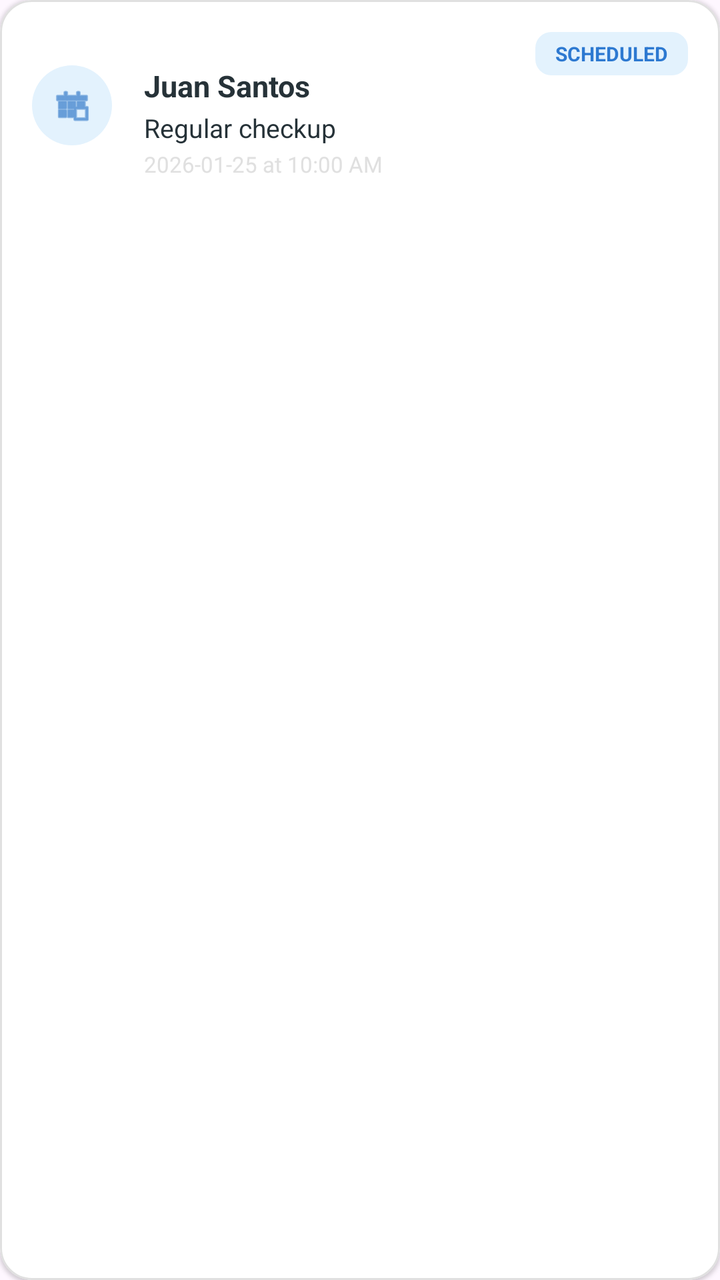
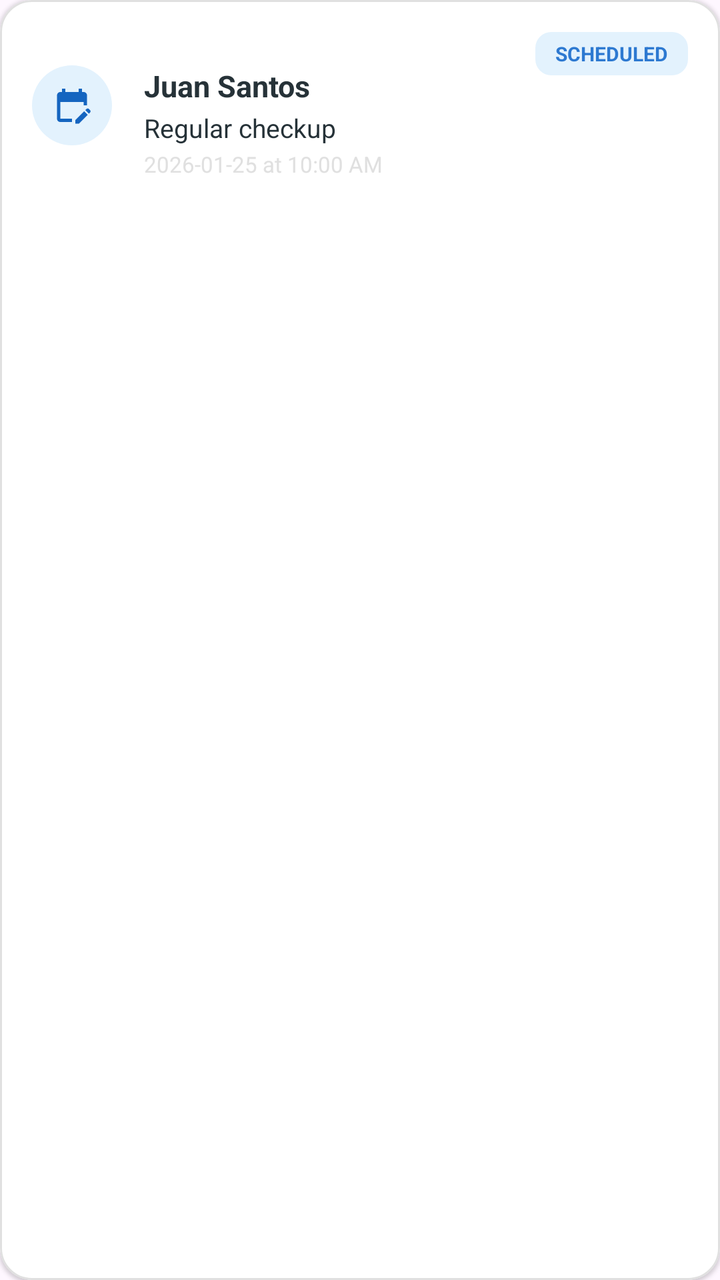

Before-and-after screenshots of an Android layout around one commit, followed by the original layout XML and the change that was made.
<!-- AndroidManifest.xml: application theme Theme.Mobicare -->
<!-- res/layout/item_activity_log_card.xml -->
<?xml version="1.0" encoding="utf-8"?>
<com.google.android.material.card.MaterialCardView xmlns:android="http://schemas.android.com/apk/res/android"
    xmlns:app="http://schemas.android.com/apk/res-auto"
    android:layout_width="match_parent"
    android:layout_height="wrap_content"
    android:layout_marginBottom="12dp"
    app:cardCornerRadius="16dp"
    app:cardElevation="1dp"

    app:strokeWidth="1dp"
    app:cardBackgroundColor="@android:color/white"  app:strokeColor="#E0E0E0">

    <androidx.constraintlayout.widget.ConstraintLayout
        android:layout_width="match_parent"
        android:layout_height="wrap_content"
        android:padding="16dp">

        <ImageView
            android:id="@+id/ivActivityIcon"
            android:layout_width="40dp"
            android:layout_height="40dp"
            android:background="@drawable/circle_light_blue"
            android:padding="10dp"
            android:src="@android:drawable/ic_menu_today"
            app:layout_constraintBottom_toBottomOf="parent"
            app:layout_constraintStart_toStartOf="parent"
            app:layout_constraintTop_toTopOf="parent"
            app:tint="@color/trust_blue" />

        <TextView
            android:id="@+id/tvStatusBadge"
            android:layout_width="wrap_content"
            android:layout_height="wrap_content"
            android:background="@drawable/badge_blue_light"
            android:paddingHorizontal="10dp"
            android:paddingVertical="4dp"
            android:text="SCHEDULED"
            android:textColor="#2D79D1"
            android:textSize="10sp"
            android:textStyle="bold"
            app:layout_constraintEnd_toEndOf="parent"
            app:layout_constraintTop_toTopOf="parent" />

        <TextView
            android:id="@+id/tvPatientName"
            android:layout_width="0dp"
            android:layout_height="wrap_content"
            android:layout_marginStart="16dp"
            android:layout_marginEnd="8dp"
            android:text="Juan Santos"
            android:textColor="@color/slate_navy"
            android:textSize="15sp"
            android:textStyle="bold"
            app:layout_constraintEnd_toStartOf="@+id/tvStatusBadge"
            app:layout_constraintStart_toEndOf="@+id/ivActivityIcon"
            app:layout_constraintTop_toTopOf="@+id/ivActivityIcon" />

        <TextView
            android:id="@+id/tvActivityDesc"
            android:layout_width="0dp"
            android:layout_height="wrap_content"
            android:layout_marginTop="2dp"
            android:text="Regular checkup"
            android:textColor="@color/slate_navy"
            android:textSize="13sp"
            app:layout_constraintEnd_toEndOf="@+id/tvPatientName"
            app:layout_constraintStart_toStartOf="@+id/tvPatientName"
            app:layout_constraintTop_toBottomOf="@+id/tvPatientName" />

        <TextView
            android:id="@+id/tvActivityTime"
            android:layout_width="0dp"
            android:layout_height="wrap_content"
            android:layout_marginTop="2dp"
            android:text="2026-01-25 at 10:00 AM"
            android:textColor="@color/cool_grey"
            android:textSize="11sp"
            app:layout_constraintEnd_toEndOf="@+id/tvPatientName"
            app:layout_constraintStart_toStartOf="@+id/tvPatientName"
            app:layout_constraintTop_toBottomOf="@+id/tvActivityDesc" />

    </androidx.constraintlayout.widget.ConstraintLayout>
</com.google.android.material.card.MaterialCardView>
<!-- resources referenced by this layout -->
<resources>
  <color name="cool_grey">#E0E0E0</color>
  <color name="slate_navy">#263238</color>
  <color name="trust_blue">#1565C0</color>
  <!-- drawable badge_blue_light (drawable) -->
  <?xml version="1.0" encoding="utf-8"?>
  <shape xmlns:android="http://schemas.android.com/apk/res/android">
      <solid android:color="#E3F2FD"/> <corners android:radius="8dp"/>  </shape>
  <!-- drawable circle_light_blue (drawable) -->
  <?xml version="1.0" encoding="utf-8"?>
  <shape xmlns:android="http://schemas.android.com/apk/res/android"
      android:shape="oval">
      <solid android:color="#E3F2FD" />
  </shape>
  <style name="Theme.Mobicare" parent="Base.Theme.Mobicare" />
  <style name="Base.Theme.Mobicare" parent="Theme.Material3.DayNight.NoActionBar">
          <item name="android:fontFamily">sans-serif</item>
          <item name="fontFamily">sans-serif</item>
          <item name="colorPrimary">@color/healing_green</item>
          <item name="colorOnPrimary">@color/pure_white</item>
          <item name="colorPrimaryContainer">@color/healing_green</item>
          <item name="colorOnPrimaryContainer">@color/pure_white</item>
          <item name="android:statusBarColor">#155A91</item>
      </style>
  <color name="healing_green">#388E3C</color>
  <color name="pure_white">#FFFFFF</color>
</resources>

<!-- the commit's change to res/layout/item_activity_log_card.xml (unified diff, before → after) -->
@@ -21,7 +21,7 @@
             android:layout_height="40dp"
             android:background="@drawable/circle_light_blue"
             android:padding="10dp"
-            android:src="@android:drawable/ic_menu_today"
+            android:src="@drawable/ic_consultation"
             app:layout_constraintBottom_toBottomOf="parent"
             app:layout_constraintStart_toStartOf="parent"
             app:layout_constraintTop_toTopOf="parent"
<!-- resource entries referenced after the edit -->
@@ -13,6 +13,12 @@
       android:shape="oval">
       <solid android:color="#E3F2FD" />
   </shape>
+  <!-- drawable ic_consultation (drawable) -->
+  <vector xmlns:android="http://schemas.android.com/apk/res/android" android:height="24dp" android:tint="#000000" android:viewportHeight="24" android:viewportWidth="24" android:width="24dp">
+        
+      <path android:fillColor="@android:color/white" android:pathData="M12,22H5c-1.11,0 -2,-0.9 -2,-2L3.01,6c0,-1.1 0.88,-2 1.99,-2h1V2h2v2h8V2h2v2h1c1.1,0 2,0.9 2,2v6h-2v-2H5v10h7V22zM22.13,16.99l0.71,-0.71c0.39,-0.39 0.39,-1.02 0,-1.41l-0.71,-0.71c-0.39,-0.39 -1.02,-0.39 -1.41,0l-0.71,0.71L22.13,16.99zM21.42,17.7l-5.3,5.3H14v-2.12l5.3,-5.3L21.42,17.7z"/>
+      
+  </vector>
   <style name="Theme.Mobicare" parent="Base.Theme.Mobicare" />
   <style name="Base.Theme.Mobicare" parent="Theme.Material3.DayNight.NoActionBar">
           <item name="android:fontFamily">sans-serif</item>
